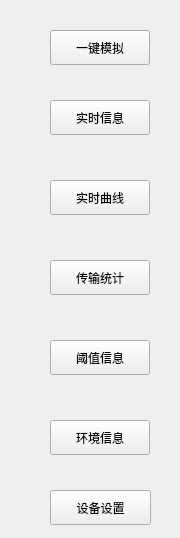
This is IDC_TestSystem/SI-PDU/toolbox/sisimulationtoolwid.ui in ChinaClever/IDC_TestSystem as Qt 5 draws it before an edit. The edited form follows.
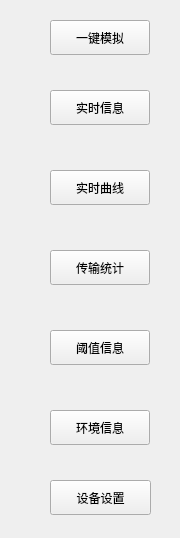
This is the edited form.

Patch:
```diff
--- a/IDC_TestSystem/SI-PDU/toolbox/sisimulationtoolwid.ui
+++ b/IDC_TestSystem/SI-PDU/toolbox/sisimulationtoolwid.ui
@@ -17,7 +17,7 @@
    <property name="geometry">
     <rect>
      <x>50</x>
-     <y>30</y>
+     <y>20</y>
      <width>100</width>
      <height>35</height>
     </rect>
@@ -30,7 +30,7 @@
    <property name="geometry">
     <rect>
      <x>50</x>
-     <y>180</y>
+     <y>170</y>
      <width>100</width>
      <height>35</height>
     </rect>
@@ -43,7 +43,7 @@
    <property name="geometry">
     <rect>
      <x>50</x>
-     <y>100</y>
+     <y>90</y>
      <width>100</width>
      <height>35</height>
     </rect>
@@ -56,7 +56,7 @@
    <property name="geometry">
     <rect>
      <x>50</x>
-     <y>420</y>
+     <y>410</y>
      <width>100</width>
      <height>35</height>
     </rect>
@@ -69,7 +69,7 @@
    <property name="geometry">
     <rect>
      <x>50</x>
-     <y>340</y>
+     <y>330</y>
      <width>100</width>
      <height>35</height>
     </rect>
@@ -82,7 +82,7 @@
    <property name="geometry">
     <rect>
      <x>50</x>
-     <y>260</y>
+     <y>250</y>
      <width>100</width>
      <height>35</height>
     </rect>
@@ -95,7 +95,7 @@
    <property name="geometry">
     <rect>
      <x>50</x>
-     <y>490</y>
+     <y>480</y>
      <width>101</width>
      <height>35</height>
     </rect>
```
